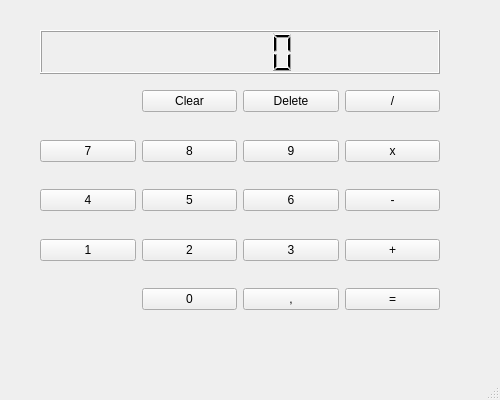
First picture: the form in calculator.ui, repository ITT-21SS-UR/assignment-02-michischmidt, before the edit.
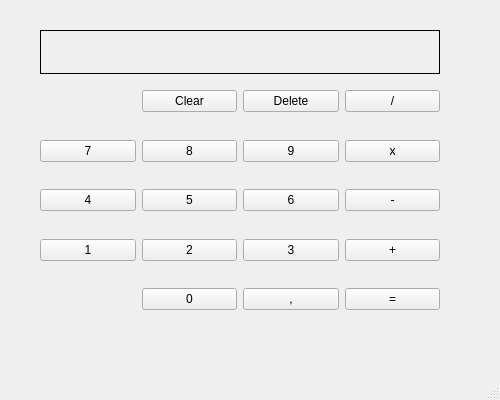
Second picture: the form after the edit.

Patch:
```diff
--- a/calculator.ui
+++ b/calculator.ui
@@ -229,7 +229,17 @@
       </widget>
      </item>
      <item row="0" column="0" colspan="4">
-      <widget class="QLCDNumber" name="lcdDisplay"/>
+      <widget class="QLabel" name="labelResult">
+       <property name="layoutDirection">
+        <enum>Qt::RightToLeft</enum>
+       </property>
+       <property name="styleSheet">
+        <string notr="true">border: 1px solid</string>
+       </property>
+       <property name="text">
+        <string/>
+       </property>
+      </widget>
      </item>
     </layout>
    </widget>
```
Left out of the diff: 203 changed lines with no effect on the pictures.
